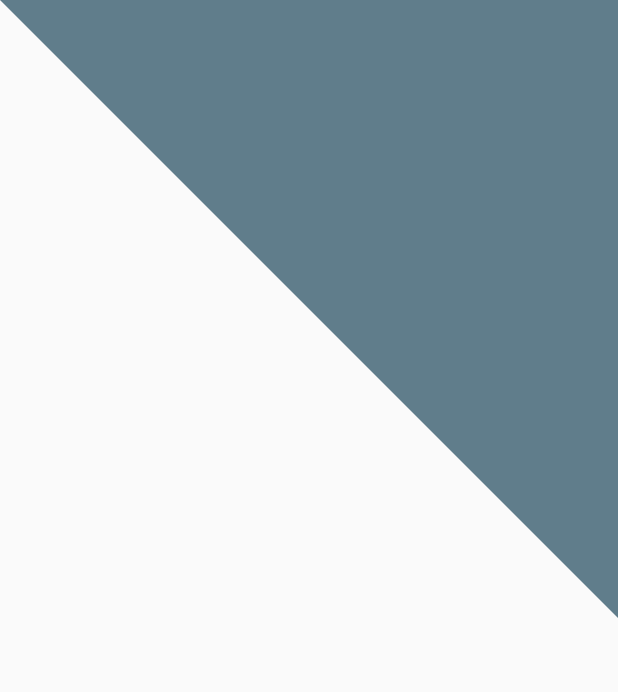
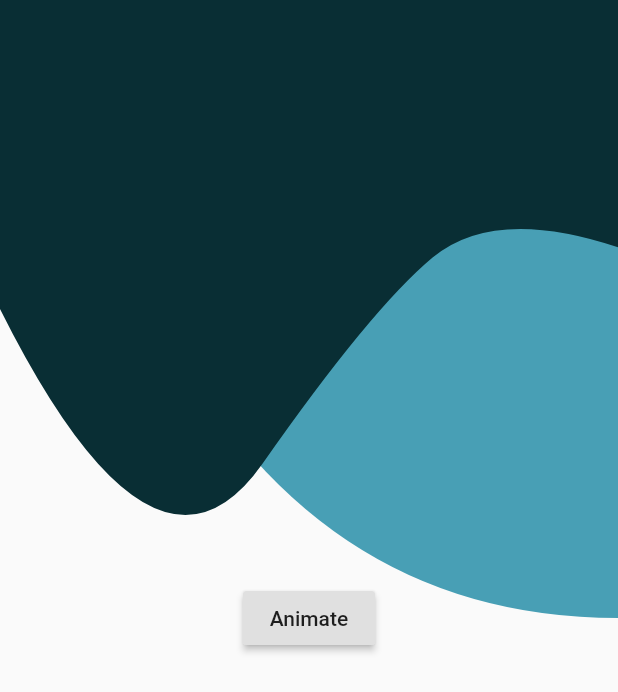
Before and after one commit to tush23/FlutterDemoWithGet, a Flutter app: the screen it shows after launch, after a tap on "LoginAnomation", on a phone screen of 412 x 824 dp. Shown: the top 692 px of the screen. Run offline on Flutter 3.47's test engine with Material 2 defaults, Android fonts, the phone set to English and light mode, and no system bars; our stand-ins replace get.

```diff
--- a/lib/ui/loginAnimaitonwithPaint/bg_painter.dart
+++ /dev/null
@@ -1,58 +0,0 @@
-import 'package:flutter/cupertino.dart';
-import 'package:flutter/material.dart';
-
-class BgPainter extends CustomPainter {
-  final Paint purplePaint;
-  final Paint bluePaint;
-  final Paint greenPaint;
-  BgPainter()
-      : bluePaint = Paint()
-          ..color = Colors.blueGrey
-          ..style = PaintingStyle.fill,
-        greenPaint = Paint()
-          ..color = Colors.green
-          ..style = PaintingStyle.fill,
-        purplePaint = Paint()
-          ..color = Colors.purple
-          ..style = PaintingStyle.fill;
-
-  @override
-  void paint(Canvas canvas, Size size) {
-    print(size);
-    paintBlue(canvas, size);
-    // canvas.drawPaint(Paint()..color = Colors.deepPurple);
-  }
-
-  void paintBlue(Canvas canvas, Size size) {
-    var path = Path(); //which we are going draw
-    path.moveTo(size.width, size.height / 2);
-    path.lineTo(size.width, 0);
-    path.lineTo(0, 0);
-    path.close();
-
-    canvas.drawPath(path, bluePaint);
-  }
-
-  _addPoints(Path path, List<Points> points) {
-    if (points.length < 3) {
-      throw UnsupportedError('Need More Points');
-    }
-    for (var i = 0; i < points.length - 2; i++) {
-      final xc=(points[i].x+points[i+1].x)/2;
-      final yc=(points[i].y+points[i+1].y)/2;
-      path.quadraticBezierTo(points[i].x, points[i].y, xc, yc);
-    }
-  }
-
-  @override
-  bool shouldRepaint(covariant CustomPainter oldDelegate) {
-    return true;
-  }
-}
-
-class Points {
-  final double x;
-  final double y;
-
-  Points(this.x, this.y);
-}
--- /dev/null
+++ b/lib/ui/loginAnimaitonwithPaint/config/palette.dart
@@ -0,0 +1,8 @@
+import 'package:flutter/painting.dart';
+
+class Palette {
+  static const Color darkBlue = Color(0xff092E34);
+  static const Color lightBlue = Color(0xff489FB5);
+  static const Color orange = Color(0xffFFA62B);
+  static const Color darkOrange = Color(0xffCC7700);
+}
--- a/lib/ui/loginAnimaitonwithPaint/login_anmations.dart
+++ b/lib/ui/loginAnimaitonwithPaint/login_anmations.dart
@@ -1,12 +1,18 @@
 import 'package:flutter/material.dart';
-import 'package:flutter_demos/ui/loginAnimaitonwithPaint/bg_painter.dart';
+import 'package:flutter_demos/ui/loginAnimaitonwithPaint/widgets/background_painter.dart';
 
 class LoginAnimations extends StatefulWidget {
   @override
   _LoginAnimationsState createState() => _LoginAnimationsState();
 }
 //https://www.youtube.com/watch?v=bpvpbQF-2Js&ab_channel=FunwithFlutter
-class _LoginAnimationsState extends State<LoginAnimations> {
+class _LoginAnimationsState extends State<LoginAnimations> with TickerProviderStateMixin{
+AnimationController _controller;
+  @override
+  void initState() {
+    _controller=AnimationController(vsync: this,duration: Duration(seconds: 2));
+    super.initState();
+  }
   @override
   Widget build(BuildContext context) {
     return Scaffold(
@@ -15,9 +21,11 @@ class _LoginAnimationsState extends State<LoginAnimations> {
         children: [
           SizedBox.expand(
             child: CustomPaint(
-              painter: BgPainter(),
+              painter: BackgroundPainter(animation: _controller.view
+              ),
             ),
-          )
+          ),
+          Center(child: RaisedButton(onPressed: ()=>_controller.forward(from: 0),child: Text('Animate'),))
         ],
       ),
     );
--- /dev/null
+++ b/lib/ui/loginAnimaitonwithPaint/widgets/background_painter.dart
@@ -0,0 +1,215 @@
+import 'dart:math';
+import 'dart:ui';
+
+import 'package:flutter/material.dart';
+import 'package:flutter_demos/ui/loginAnimaitonwithPaint/config/palette.dart';
+
+class BackgroundPainter extends CustomPainter {
+  BackgroundPainter({
+    Animation<double> animation,
+  })  : bluePaint = Paint()
+          ..color = Palette.lightBlue
+          ..style = PaintingStyle.fill,
+        greyPaint = Paint()
+          ..color = Palette.darkBlue
+          ..style = PaintingStyle.fill,
+        orangePaint = Paint()
+          ..color = Palette.orange
+          ..style = PaintingStyle.fill,
+        linePaint = Paint()
+          ..color = Colors.orange[300]
+          ..style = PaintingStyle.stroke
+          ..strokeWidth = 4,
+        liquidAnim = CurvedAnimation(
+          curve: Curves.elasticOut,
+          reverseCurve: Curves.easeInBack,
+          parent: animation,
+        ),
+        orangeAnim = CurvedAnimation(
+          parent: animation,
+          curve: const Interval(
+            0,
+            0.7,
+            curve: Interval(0, 0.8, curve: SpringCurve()),
+          ),
+          reverseCurve: Curves.linear,
+        ),
+        greyAnim = CurvedAnimation(
+          parent: animation,
+          curve: const Interval(
+            0,
+            0.8,
+            curve: Interval(0, 0.9, curve: SpringCurve()),
+          ),
+          reverseCurve: Curves.easeInCirc,
+        ),
+        blueAnim = CurvedAnimation(
+          parent: animation,
+          curve: const SpringCurve(),
+          reverseCurve: Curves.easeInCirc,
+        ),
+        super(repaint: animation);
+
+  final Animation<double> liquidAnim;
+  final Animation<double> blueAnim;
+  final Animation<double> greyAnim;
+  final Animation<double> orangeAnim;
+
+  final Paint linePaint;
+  final Paint bluePaint;
+  final Paint greyPaint;
+  final Paint orangePaint;
+
+  void _addPointsToPath(Path path, List<Point> points) {
+    if (points.length < 3) {
+      throw UnsupportedError('Need three or more points to create a path.');
+    }
+
+    for (var i = 0; i < points.length - 2; i++) {
+      final xc = (points[i].x + points[i + 1].x) / 2;
+      final yc = (points[i].y + points[i + 1].y) / 2;
+      path.quadraticBezierTo(points[i].x, points[i].y, xc, yc);
+    }
+
+    // connect the last two points
+    path.quadraticBezierTo(
+        points[points.length - 2].x,
+        points[points.length - 2].y,
+        points[points.length - 1].x,
+        points[points.length - 1].y);
+  }
+
+  @override
+  void paint(Canvas canvas, Size size) {
+    paintBlue(size, canvas);
+
+    paintGrey(size, canvas);
+
+    paintOrange(size, canvas);
+  }
+
+  void paintBlue(Size size, Canvas canvas) {
+    final path = Path();
+    path.moveTo(size.width, size.height / 2);
+    path.lineTo(size.width, 0);
+    path.lineTo(0, 0);
+    path.lineTo(
+      0,
+      lerpDouble(0, size.height, blueAnim.value),
+    );
+    _addPointsToPath(path, [
+      Point(
+        lerpDouble(0, size.width / 3, blueAnim.value),
+        lerpDouble(0, size.height, blueAnim.value),
+      ),
+      Point(
+        lerpDouble(size.width / 2, size.width / 4 * 3, liquidAnim.value),
+        lerpDouble(size.height / 2, size.height / 4 * 3, liquidAnim.value),
+      ),
+      Point(
+        size.width,
+        lerpDouble(size.height / 2, size.height * 3 / 4, liquidAnim.value),
+      ),
+    ]);
+    canvas.drawPath(path, bluePaint);
+  }
+
+  void paintGrey(Size size, Canvas canvas) {
+    final path = Path();
+    path.moveTo(size.width, 300);
+    path.lineTo(size.width, 0);
+    path.lineTo(0, 0);
+    path.lineTo(
+      0,
+      lerpDouble(
+        size.height / 4,
+        size.height / 2,
+        greyAnim.value,
+      ),
+    );
+    _addPointsToPath(
+      path,
+      [
+        Point(
+          size.width / 4,
+          lerpDouble(size.height / 2, size.height * 3 / 4, liquidAnim.value),
+        ),
+        Point(
+          size.width * 3 / 5,
+          lerpDouble(size.height / 4, size.height / 2, liquidAnim.value),
+        ),
+        Point(
+          size.width * 4 / 5,
+          lerpDouble(size.height / 6, size.height / 3, greyAnim.value),
+        ),
+        Point(
+          size.width,
+          lerpDouble(size.height / 5, size.height / 4, greyAnim.value),
+        ),
+      ],
+    );
+
+    canvas.drawPath(path, greyPaint);
+  }
+
+  void paintOrange(Size size, Canvas canvas) {
+    if (orangeAnim.value > 0) {
+      final path = Path();
+
+      path.moveTo(size.width * 3 / 4, 0);
+      path.lineTo(0, 0);
+      path.lineTo(
+        0,
+        lerpDouble(0, size.height / 12, orangeAnim.value),
+      );
+
+      _addPointsToPath(path, [
+        Point(
+          size.width / 7,
+          lerpDouble(0, size.height / 6, liquidAnim.value),
+        ),
+        Point(
+          size.width / 3,
+          lerpDouble(0, size.height / 10, liquidAnim.value),
+        ),
+        Point(
+          size.width / 3 * 2,
+          lerpDouble(0, size.height / 8, liquidAnim.value),
+        ),
+        Point(
+          size.width * 3 / 4,
+          0,
+        ),
+      ]);
+
+      canvas.drawPath(path, orangePaint);
+    }
+  }
+
+  @override
+  bool shouldRepaint(CustomPainter oldDelegate) {
+    return true;
+  }
+}
+
+class Point {
+  final double x;
+  final double y;
+
+  Point(this.x, this.y);
+}
+
+/// Custom curve to give gooey spring effect
+class SpringCurve extends Curve {
+  const SpringCurve({
+    this.a = 0.15,
+    this.w = 19.4,
+  });
+  final double a;
+  final double w;
+
+  @override
+  double transformInternal(double t) {
+    return (-(pow(e, -t / a) * cos(t * w)) + 1).toDouble();
+  }
+}
--- /dev/null
+++ b/lib/ui/loginAnimaitonwithPaint/widgets/decoration_functions.dart
@@ -0,0 +1,44 @@
+import 'package:flutter/material.dart';
+import 'package:flutter_demos/ui/loginAnimaitonwithPaint/config/palette.dart';
+
+InputDecoration registerInputDecoration({String hintText}) {
+  return InputDecoration(
+    contentPadding: const EdgeInsets.symmetric(vertical: 18.0),
+    hintStyle: const TextStyle(color: Colors.white, fontSize: 18),
+    hintText: hintText,
+    focusedBorder: const UnderlineInputBorder(
+      borderSide: BorderSide(color: Colors.white, width: 2),
+    ),
+    enabledBorder: const UnderlineInputBorder(
+      borderSide: BorderSide(color: Colors.white),
+    ),
+    errorBorder: const UnderlineInputBorder(
+      borderSide: BorderSide(color: Palette.orange),
+    ),
+    focusedErrorBorder: const UnderlineInputBorder(
+      borderSide: BorderSide(width: 2.0, color: Palette.orange),
+    ),
+    errorStyle: const TextStyle(color: Colors.white),
+  );
+}
+
+InputDecoration signInInputDecoration({String hintText}) {
+  return InputDecoration(
+    contentPadding: const EdgeInsets.symmetric(vertical: 18.0),
+    hintStyle: const TextStyle(fontSize: 18),
+    hintText: hintText,
+    focusedBorder:  UnderlineInputBorder(
+      borderSide: BorderSide(width: 2, color: Palette.darkBlue),
+    ),
+    enabledBorder:  UnderlineInputBorder(
+      borderSide: BorderSide(color: Palette.darkBlue),
+    ),
+    errorBorder: const UnderlineInputBorder(
+      borderSide: BorderSide(color: Palette.darkOrange),
+    ),
+    focusedErrorBorder: const UnderlineInputBorder(
+      borderSide: BorderSide(width: 2.0, color: Palette.darkOrange),
+    ),
+    errorStyle: const TextStyle(color: Palette.darkOrange),
+  );
+}
--- a/pubspec.yaml
+++ b/pubspec.yaml
@@ -27,6 +27,8 @@ dependencies:
   get: ^3.24.0
   http: ^0.12.2
   json_annotation: null
+#  lit_firebase_auth: ^0.3.0
+
 
 dev_dependencies:
   flutter_test:
```
